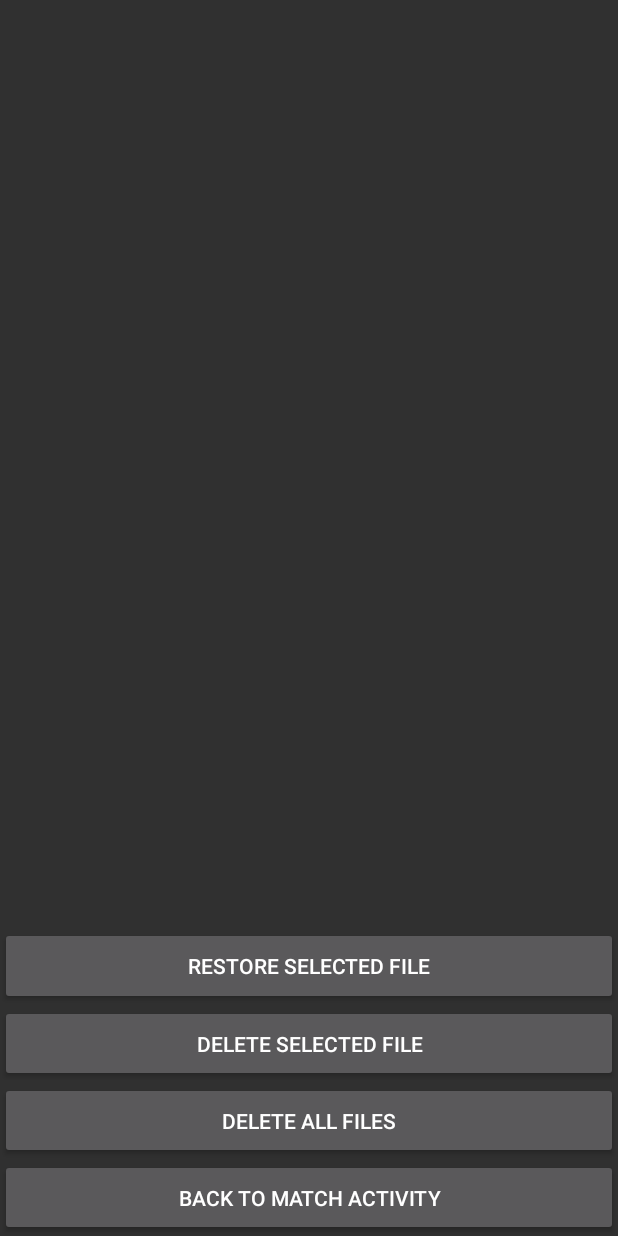
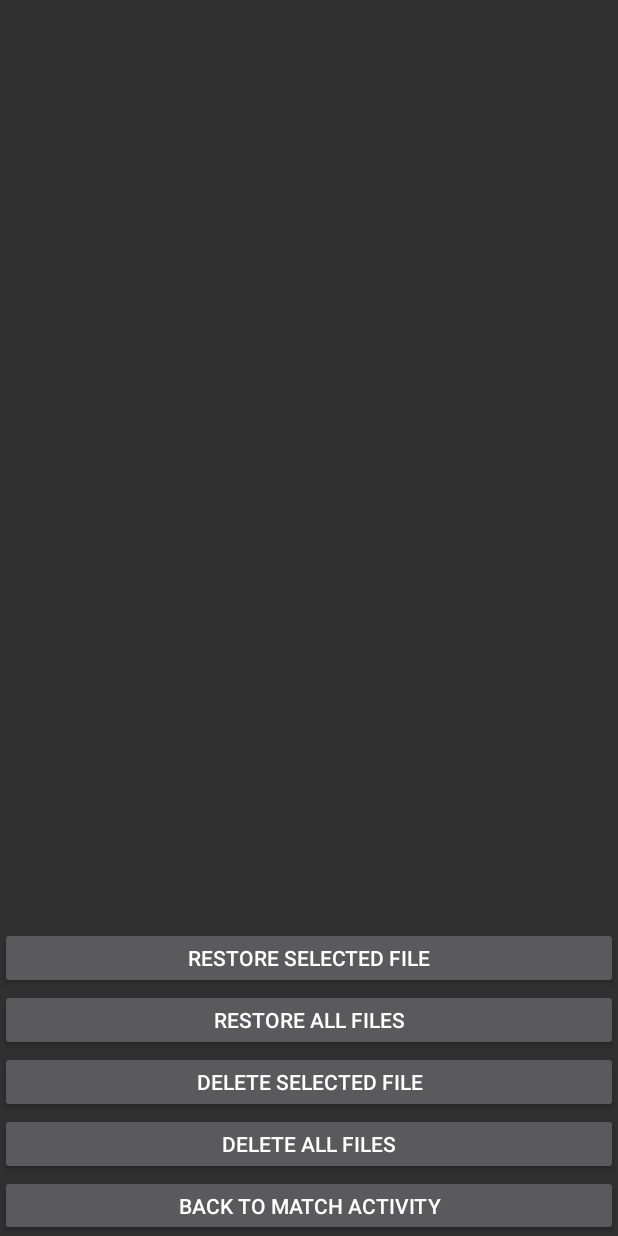
Before and after one commit to FRC4946/2025-Scouting-App, an Android app: the RestoreActivity screen opened directly, with no data from a screen before it, on a phone screen of 412 x 824 dp. Run offline under Robolectric (Android 15) with nearby library versions, the phone set to English and light mode, and no system bars.

Commit message:
Added manual file parsing through logcat and a restore all button

```diff
--- a/app/src/main/res/layout/activity_restore.xml
+++ b/app/src/main/res/layout/activity_restore.xml
@@ -36,7 +36,12 @@
         android:layout_height="match_parent"
         android:layout_weight="1"
         android:text="Restore Selected File" />
-
+    <Button
+        android:id="@+id/RestoreAll"
+        android:layout_width="match_parent"
+        android:layout_height="match_parent"
+        android:layout_weight="1"
+        android:text="Restore All Files" />
     <Button
         android:id="@+id/DeleteButton"
         android:layout_width="match_parent"
```
Also changed, not shown: app/src/main/java/com/example/a2024scoutingapp/LoadActivity.java (+10 -1 lines), app/src/main/java/com/example/a2024scoutingapp/RestoreActivity.java (+42 -2 lines).
